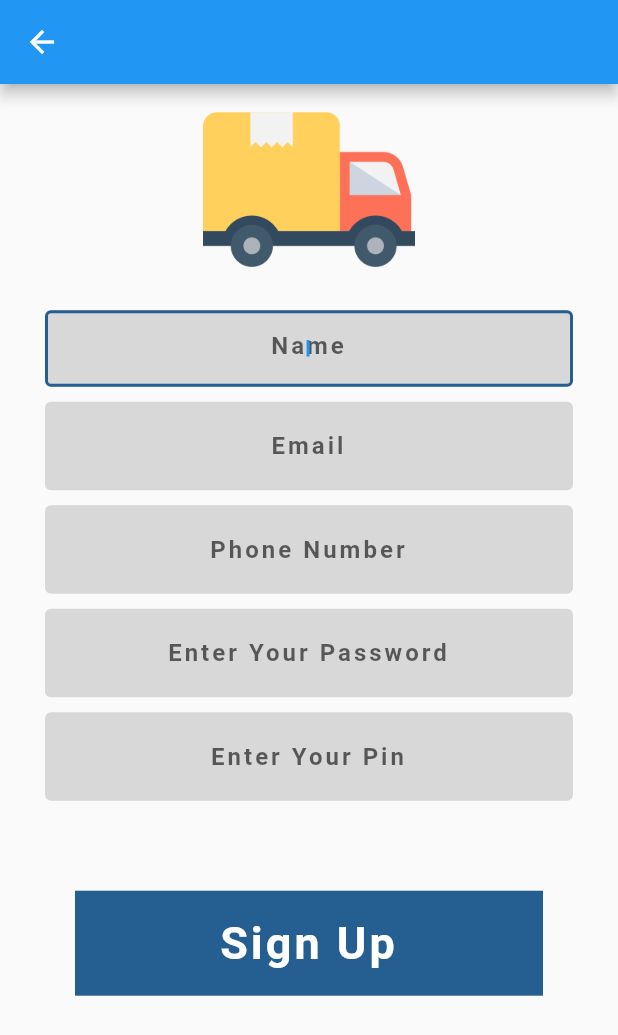
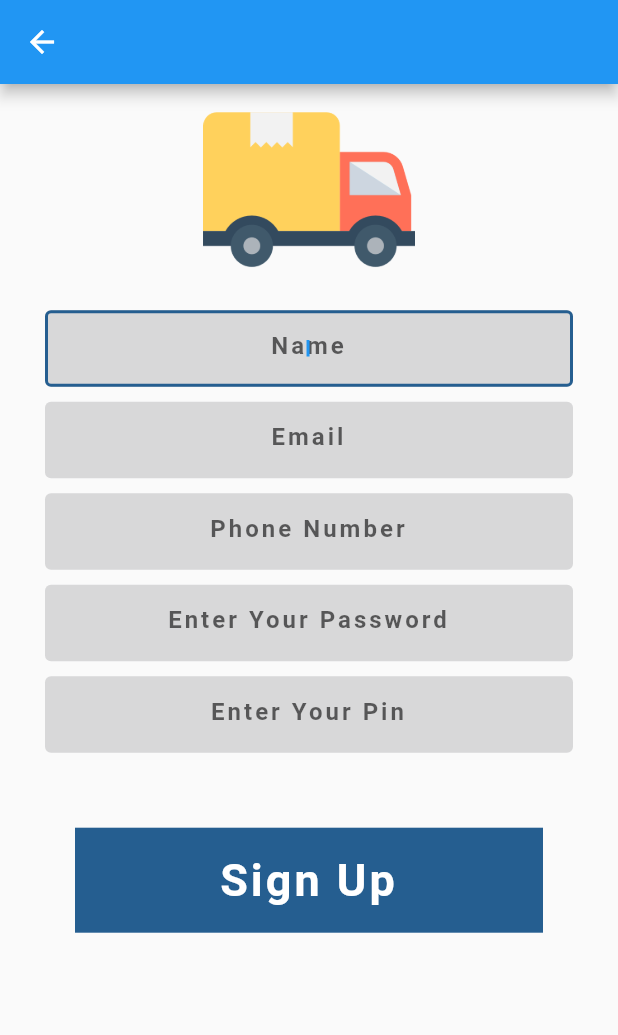
Before and after one commit to tiwariammit/Removals_flutter_apps, a Flutter app: the SignUpWidget screen opened directly, on a phone screen of 412 x 824 dp. Shown: the top 1035 px of the screen. Run offline on Flutter 3.47's test engine with Material 2 defaults, Android fonts, the phone set to English and light mode, and no system bars.

Commit message:
RemovalTextfield added!!!

```diff
--- /dev/null
+++ b/lib/Helper/ExtendedClass/RemovalTextField.dart
@@ -0,0 +1,42 @@
+import 'package:flutter/material.dart';
+
+class RemovalTextField extends StatelessWidget {
+  final TextEditingController controller;
+  final String hintText;
+  final bool autoFocus;
+  final Color fillColor;
+  final Color focusColor;
+
+  const RemovalTextField(this.controller, this.autoFocus, this.fillColor, this.focusColor, this.hintText, {super.key});
+
+  @override
+  Widget build(BuildContext context) {
+    return TextField(
+      controller: controller,
+      textAlign: TextAlign.center,
+      autofocus: autoFocus,
+      textInputAction: TextInputAction.next,
+      style: const TextStyle(
+        letterSpacing: 2,
+        fontWeight: FontWeight.bold,
+        height: 0.7,
+      ),
+      decoration: InputDecoration(
+          filled: true,
+          fillColor: fillColor,
+          // border: InputBorder.none,
+          border: const OutlineInputBorder(
+            borderSide: BorderSide.none,
+          ),
+          focusedBorder: OutlineInputBorder(
+            borderSide: BorderSide(color: focusColor, width: 2),
+          ),
+          hintText: hintText,
+          hintStyle: const TextStyle(
+            letterSpacing: 2,
+            fontWeight: FontWeight.bold,
+          )
+      ),
+    );
+  }
+}
--- a/lib/SignUpWidget.dart
+++ b/lib/SignUpWidget.dart
@@ -1,7 +1,7 @@
 import 'package:flutter/material.dart';
 import 'package:removals_flutter_app/Helper/ExtendedClass/HexColor.dart';
 import 'package:removals_flutter_app/Helper/ExtendedClass/RemovalButton.dart';
-
+import 'package:removals_flutter_app/Helper/ExtendedClass/RemovalTextField.dart';
 
 class SignUpWidget extends StatefulWidget {
   const SignUpWidget({Key? key}) : super(key: key);
@@ -49,140 +49,21 @@ class SignUpWidgetState extends State<SignUpWidget> {
                   ),
 
               const SizedBox(height: 10,),
-
-              TextField(
-                controller: nameTEC,
-                textAlign: TextAlign.center,
-                autofocus: true,
-                textInputAction: TextInputAction.next,
-                style: const TextStyle(
-                  letterSpacing: 2,
-                  fontWeight: FontWeight.bold,
-                  height: 0.7,
-                ),
-                decoration: InputDecoration(
-                    filled: true,
-                    fillColor: HexColor(textfieldFillColor),
-                    border: const OutlineInputBorder(
-                      borderSide: BorderSide.none,
-                    ),
-                    focusedBorder: OutlineInputBorder(
-                      borderSide: BorderSide(color: HexColor(buttonColor), width: 2),
-                    ),
-                    hintText: name,
-                    hintStyle: const TextStyle(
-                      letterSpacing: 2,
-                      fontWeight: FontWeight.bold,
-                    )
-                ),
-              ),
+              RemovalTextField(nameTEC, true, HexColor(textfieldFillColor), HexColor(buttonColor), name),
 
               const SizedBox(height: 10,),
-              TextField(
-                textInputAction: TextInputAction.next,
-                controller: emailTEC,
-                textAlign: TextAlign.center,
-                style: const TextStyle(
-                  letterSpacing: 2,
-                  fontWeight: FontWeight.bold,
-                ),
-                decoration: InputDecoration(
-                  filled: true,
-                  fillColor: HexColor(textfieldFillColor),//Colors.grey[350],
-                  border: const OutlineInputBorder(
-                      borderSide: BorderSide.none,
-                  ),
-                  focusedBorder: OutlineInputBorder(
-                    borderSide: BorderSide(color: HexColor(buttonColor), width: 2),
-                  ),
-                    hintText: email,
-                    hintStyle: const TextStyle(
-                    letterSpacing: 2,
-                    fontWeight: FontWeight.bold,
-                  )
-                ),
-              ),
+              RemovalTextField(emailTEC, false, HexColor(textfieldFillColor), HexColor(buttonColor), email),
 
               const SizedBox(height: 10,),
-              TextField(
-                textInputAction: TextInputAction.next,
-                controller: phoneTEC,
-                textAlign: TextAlign.center,
-                style: const TextStyle(
-                  letterSpacing: 2,
-                  fontWeight: FontWeight.bold,
-                ),
-                decoration: InputDecoration(
-                    filled: true,
-                    fillColor: HexColor(textfieldFillColor),//Colors.grey[350],
-                    border: const OutlineInputBorder(
-                      borderSide: BorderSide.none,
-                    ),
-                    focusedBorder: OutlineInputBorder(
-                      borderSide: BorderSide(color: HexColor(buttonColor), width: 2),
-                    ),
-                    hintText: phone,
-                    hintStyle: const TextStyle(
-                      letterSpacing: 2,
-                      fontWeight: FontWeight.bold,
-                    )
-                ),
-              ),
+              RemovalTextField(phoneTEC, false, HexColor(textfieldFillColor), HexColor(buttonColor), phone),
 
               const SizedBox(height: 10,),
-              TextField(
-                textInputAction: TextInputAction.next,
-                controller: passwordTEC,
-                textAlign: TextAlign.center,
-                style: const TextStyle(
-                  letterSpacing: 2,
-                  fontWeight: FontWeight.bold,
-                ),
-                decoration: InputDecoration(
-                    filled: true,
-                    fillColor: HexColor(textfieldFillColor),//Colors.grey[350],
-                    border: const OutlineInputBorder(
-                      borderSide: BorderSide.none,
-                    ),
-                    focusedBorder: OutlineInputBorder(
-                      borderSide: BorderSide(color: HexColor(buttonColor), width: 2),
-                    ),
-                    hintText: password,
-                    hintStyle: const TextStyle(
-                      letterSpacing: 2,
-                      fontWeight: FontWeight.bold,
-                    )
-                ),
-              ),
+              RemovalTextField(passwordTEC, false, HexColor(textfieldFillColor), HexColor(buttonColor), password),
 
               const SizedBox(height: 10,),
-              TextField(
-                textInputAction: TextInputAction.next,
-                controller: pinTEC,
-                textAlign: TextAlign.center,
-                style: const TextStyle(
-                  letterSpacing: 2,
-                  fontWeight: FontWeight.bold,
-                ),
-                decoration: InputDecoration(
-                    filled: true,
-                    fillColor: HexColor(textfieldFillColor),
-                    // border: InputBorder.none,
-                    border: const OutlineInputBorder(
-                      borderSide: BorderSide.none,
-                    ),
-                    focusedBorder: OutlineInputBorder(
-                      borderSide: BorderSide(color: HexColor(buttonColor), width: 2),
-                    ),
-                    hintText: pin,
-                    hintStyle: const TextStyle(
-                      letterSpacing: 2,
-                      fontWeight: FontWeight.bold,
-                    )
-                ),
-              ),
+              RemovalTextField(pinTEC, false, HexColor(textfieldFillColor), HexColor(buttonColor), pin),
 
-              const SizedBox(height: 30,),
+              const SizedBox(height: 20,),
 
               RemovalButton("Sign Up", () {
 
```
Also changed, not shown: lib/Helper/ExtendedClass/RemovalButton.dart (+5 -7 lines).
